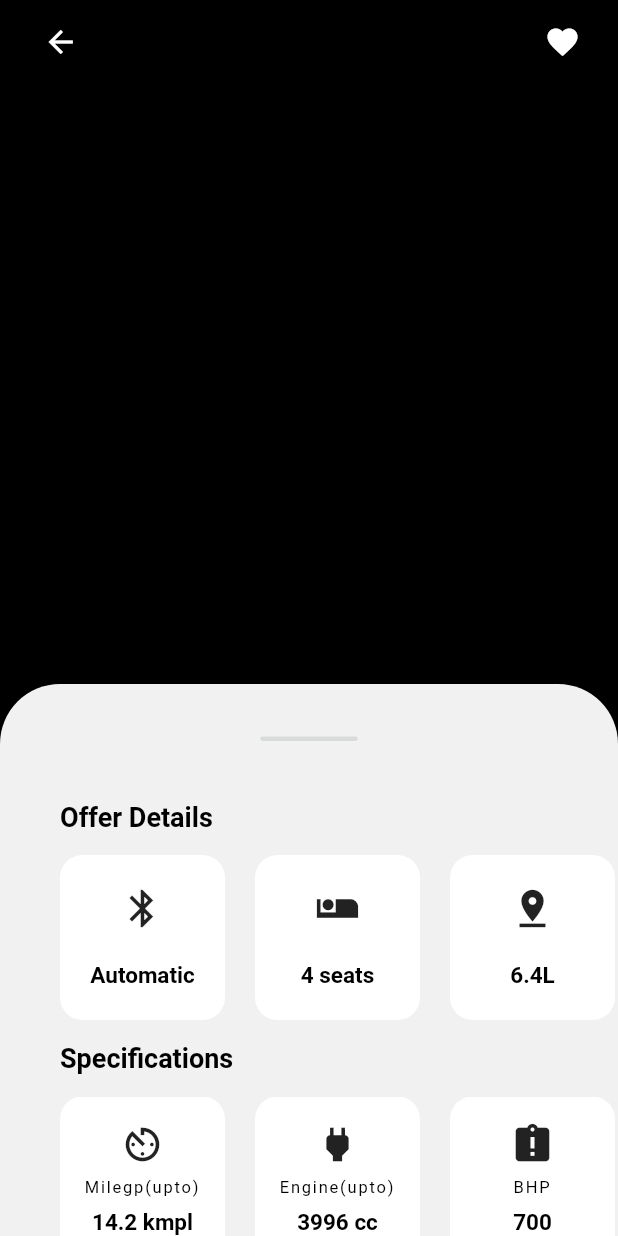
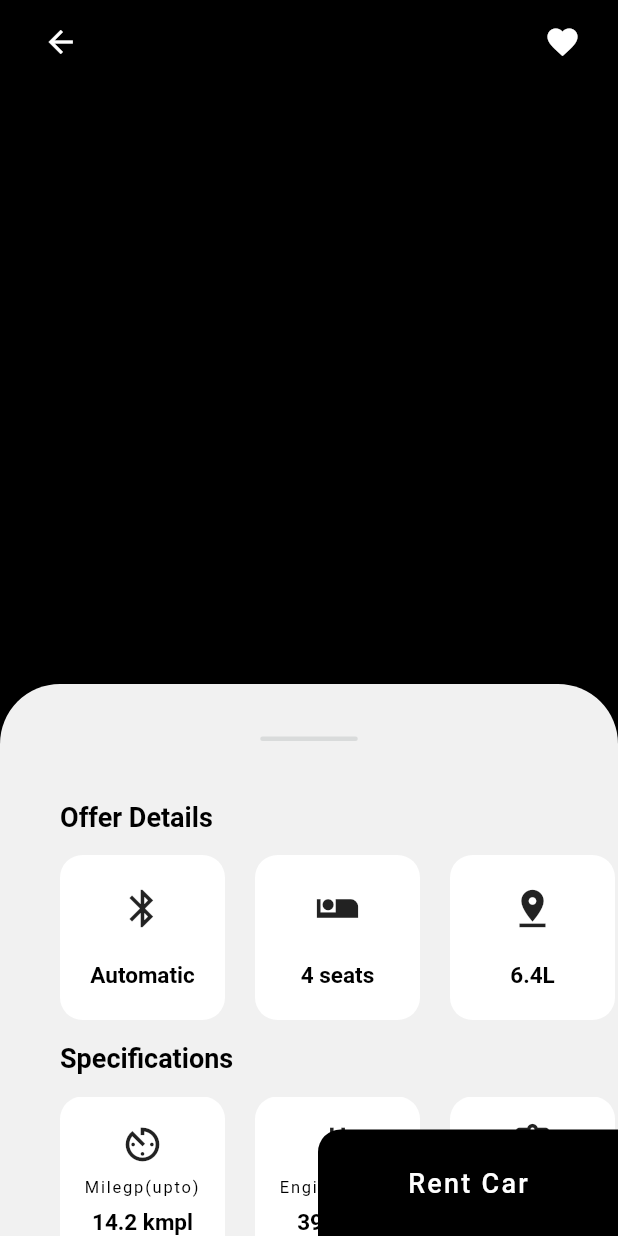
Before and after one commit to timmy-gzw/flutter_car_ui, a Flutter app: the screen it shows after launch, on a phone screen of 412 x 824 dp. Run offline on Flutter 3.47's test engine with Material 2 defaults, Android fonts, the phone set to English and light mode, and no system bars; our stand-ins replace carousel_slider; Roboto replaces fonts that are missing (arial); statements that could not run were skipped.

Commit message:
add Align widget to bottomRight

```diff
--- a/lib/main.dart
+++ b/lib/main.dart
@@ -53,7 +53,38 @@ class LayoutStarts extends StatelessWidget {
       children: <Widget>[
         CarDetailsAnimation(),
         CustomBottomSheet(),
+        RentButton(),
       ],
+    );
+  }
+}
+
+class RentButton extends StatelessWidget {
+  @override
+  Widget build(BuildContext context) {
+    return Align(
+      alignment: Alignment.bottomRight,
+      child: SizedBox(
+        width: 200,
+        child: FlatButton(
+          onPressed: () {},
+          child: Text(
+            "Rent Car",
+            style: TextStyle(
+                color: Colors.white,
+                fontSize: 18,
+                letterSpacing: 1.5,
+                fontFamily: "arial"),
+          ),
+          shape: RoundedRectangleBorder(
+            borderRadius: BorderRadius.only(
+              topLeft: Radius.circular(15),
+            ),
+          ),
+          color: Colors.black,
+          padding: EdgeInsets.all(25),
+        ),
+      ),
     );
   }
 }
```
